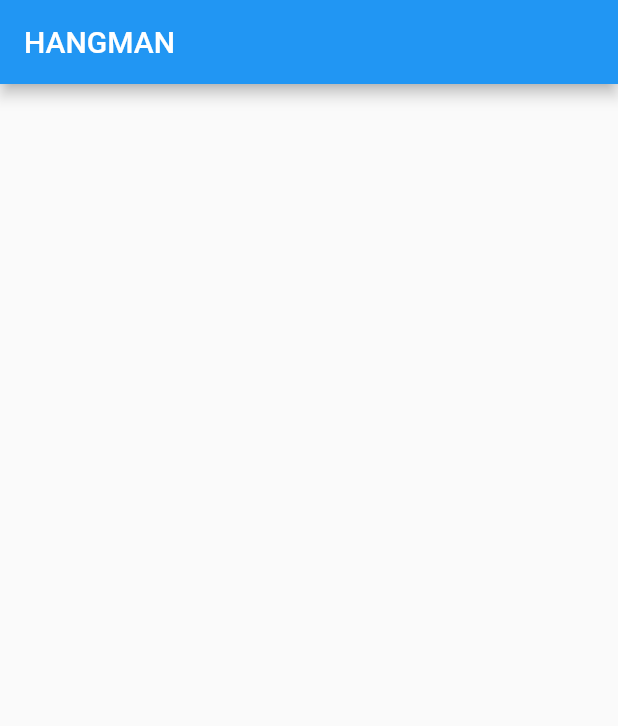
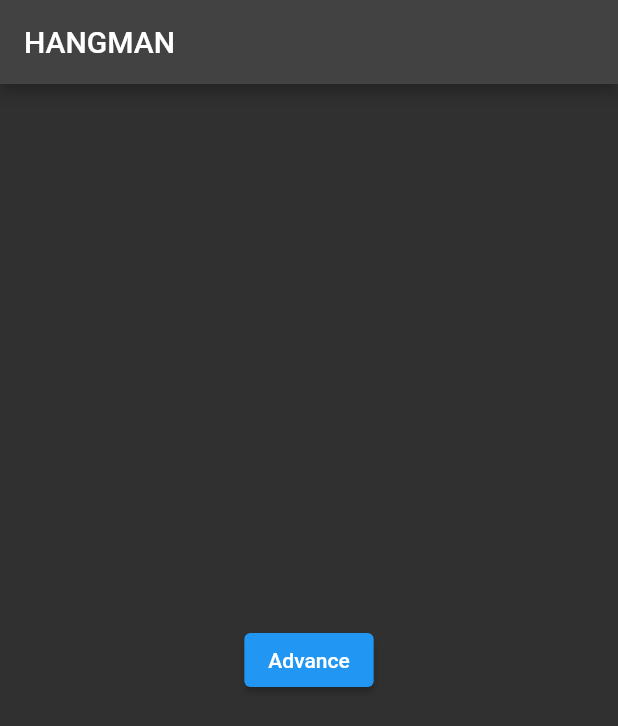
Before and after one commit to RutRafns/Hangman, a Flutter app: the screen it shows after launch, on a phone screen of 412 x 824 dp. Shown: the top 726 px of the screen. Run offline on Flutter 3.47's test engine with Material 2 defaults, Android fonts, the phone set to English and light mode, and no system bars.

Commit message:
Slight changes to code, added reminders for things to do

```diff
--- a/lib/main.dart
+++ b/lib/main.dart
@@ -7,7 +7,8 @@ void main() {
 
 class Hangman extends StatelessWidget {
   @override
+  //Changing Theme to custom one later, still planning colorscheme
   Widget build(BuildContext context) {
-    return MaterialApp(home: WelcomePage());
+    return MaterialApp(theme: ThemeData.dark(), home: WelcomePage());
   }
 }
--- a/lib/welcome_page.dart
+++ b/lib/welcome_page.dart
@@ -1,4 +1,6 @@
 import 'package:flutter/material.dart';
+
+import 'game_page.dart';
 
 class WelcomePage extends StatefulWidget {
   @override
@@ -12,6 +14,20 @@ class _WelcomePage extends State<WelcomePage> {
       appBar: AppBar(
         title: Text('HANGMAN'),
       ),
+      body: Center(
+        //Plan on changing button look
+        child: ElevatedButton(
+          child: const Text('Advance'),
+          onPressed: () {
+            Navigator.push(
+              context,
+              MaterialPageRoute(
+                builder: (context) => GamePage(),
+              ),
+            );
+          },
+        ),
+      ),
     );
   }
 }
```
Also changed, not shown: lib/game_page.dart (+8 -1 lines).
